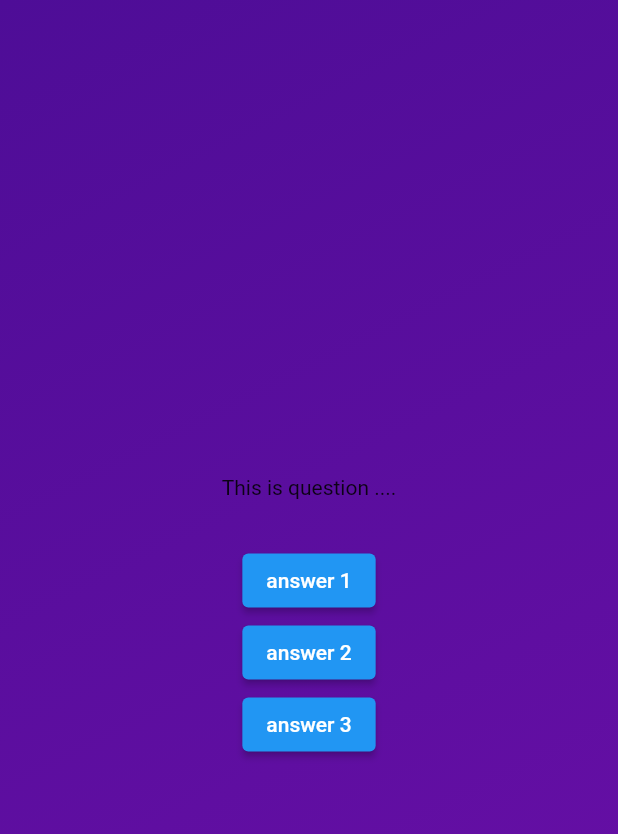
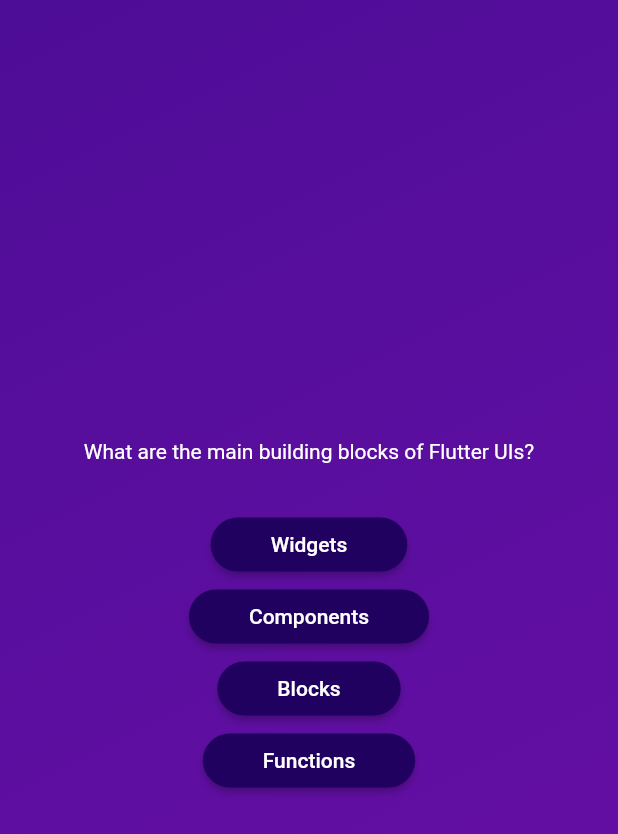
Before and after one commit to uzifauzi/Quiz-App, a Flutter app: the screen it shows after launch, after a tap on "Start Quiz", on a phone screen of 412 x 824 dp. Shown: the top 834 px of the screen. Run offline on Flutter 3.47's test engine with Material 2 defaults, Android fonts, the phone set to English and light mode, and no system bars.

Commit message:
refactor: mapping data and show in question screen

```diff
--- /dev/null
+++ b/lib/answer_button.dart
@@ -0,0 +1,30 @@
+import 'package:flutter/material.dart';
+
+class AnswerButton extends StatelessWidget {
+  const AnswerButton(
+      {super.key, required this.answerText, required this.onTap});
+
+  final String answerText;
+  final void Function() onTap;
+  @override
+  Widget build(BuildContext context) {
+    return ElevatedButton(
+      onPressed: onTap,
+      style: ElevatedButton.styleFrom(
+          padding: const EdgeInsets.symmetric(
+            horizontal: 40,
+            vertical: 10,
+          ),
+          backgroundColor: const Color.fromARGB(255, 33, 1, 95),
+          foregroundColor: Colors.white,
+          shape: RoundedRectangleBorder(
+            borderRadius: BorderRadius.circular(
+              40,
+            ),
+          )),
+      child: Text(
+        answerText,
+      ),
+    );
+  }
+}
--- a/lib/question_screen.dart
+++ b/lib/question_screen.dart
@@ -1,4 +1,6 @@
 import 'package:flutter/material.dart';
+import 'package:quiz_app/answer_button.dart';
+import 'package:quiz_app/data/questions.dart';
 
 class QuestionScreen extends StatefulWidget {
   const QuestionScreen({super.key});
@@ -8,6 +10,7 @@ class QuestionScreen extends StatefulWidget {
 }
 
 class _QuestionScreenState extends State<QuestionScreen> {
+  final currentQuestion = questions[0];
   @override
   Widget build(BuildContext context) {
     return SizedBox(
@@ -15,29 +18,22 @@ class _QuestionScreenState extends State<QuestionScreen> {
       child: Column(
         mainAxisAlignment: MainAxisAlignment.center,
         children: [
-          const Text(
-            'This is question ....',
+          Text(
+            currentQuestion.text,
+            style: const TextStyle(
+              color: Colors.white,
+            ),
           ),
           const SizedBox(
             height: 30,
           ),
-          ElevatedButton(
-            onPressed: () {},
-            child: const Text(
-              'answer 1',
-            ),
-          ),
-          ElevatedButton(
-            onPressed: () {},
-            child: const Text(
-              'answer 2',
-            ),
-          ),
-          ElevatedButton(
-            onPressed: () {},
-            child: const Text(
-              'answer 3',
-            ),
+          ...currentQuestion.answer.map(
+            (item) {
+              return AnswerButton(
+                answerText: item,
+                onTap: () {},
+              );
+            },
           ),
         ],
       ),
```
